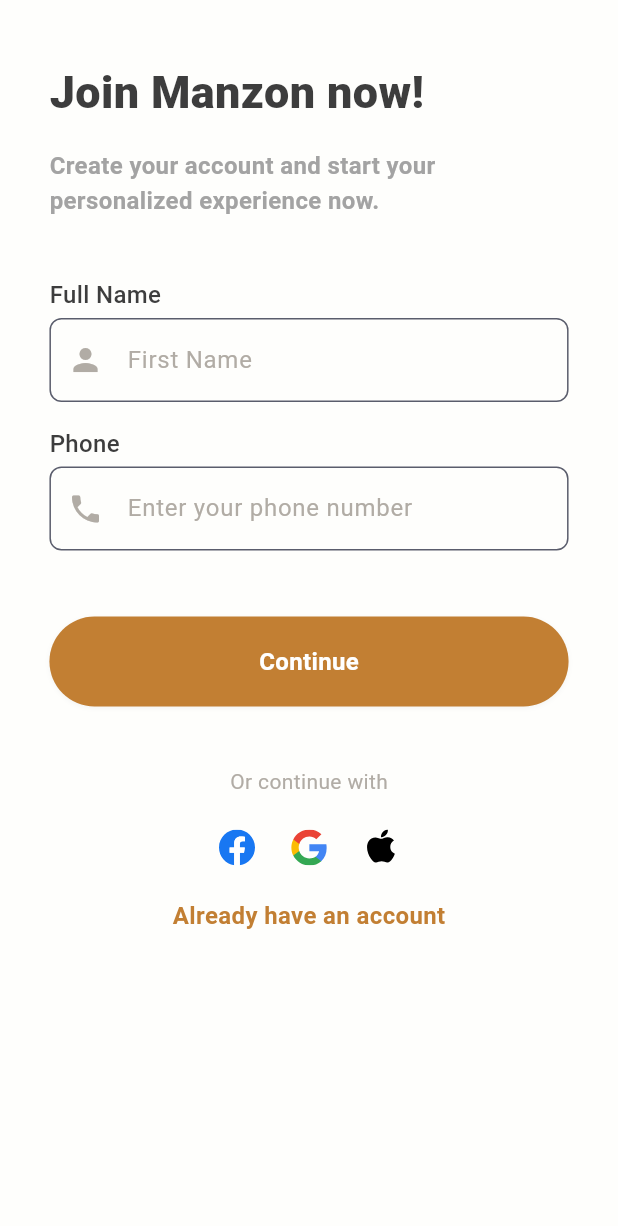
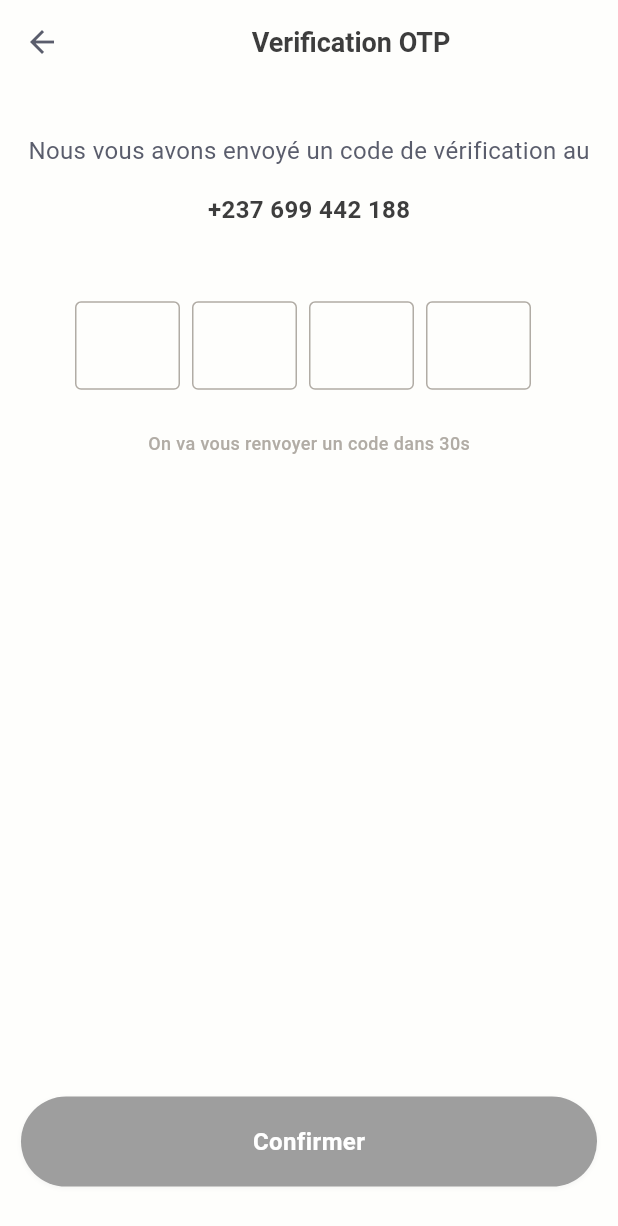
Before and after one commit to konnofuente/manzon, a Flutter app: the RegisterView screen opened by its route, after a tap on "Continue", on a phone screen of 412 x 824 dp. Shown: the top 1226 px of the screen. Run offline on Flutter 3.47's test engine with Material 3 defaults, Android fonts, the phone set to English and light mode, and no system bars; drawn by our look-alikes of flutter_otp_text_field; our stand-ins replace flutter_svg, get; Roboto replaces fonts that are missing (Rubik).

Commit message:
feat(app): #4 complete otp screen

```diff
--- a/lib/app/config/app_routes.dart
+++ b/lib/app/config/app_routes.dart
@@ -1,4 +1,5 @@
 import 'package:get/get.dart';
+import 'package:manzon/presentation/pages/auth/otp/otp_view.dart';
 import 'package:manzon/presentation/pages/splash/splash_view.dart';
 import 'package:manzon/presentation/pages/auth/login/login_view.dart';
 import 'package:manzon/presentation/utils/constants/app_route_names.dart';
@@ -13,5 +14,6 @@ class AppRoutes {
     GetPage(name: AppRouteNames.register, page: () => RegisterView()),
     GetPage(name: AppRouteNames.login, page: () => LoginView()),
     GetPage(name: AppRouteNames.userRole, page: () => UserRoleView()),
+    GetPage(name: AppRouteNames.otp, page: () => OTPView()),
   ];
 }
--- /dev/null
+++ b/lib/presentation/pages/auth/otp/otp_controller.dart
@@ -0,0 +1,36 @@
+import 'package:get/get.dart';
+
+class OTPController extends GetxController {
+  var otp = ''.obs;
+  var isButtonEnabled = false.obs;
+  var remainingTime = 30.obs;
+
+  void setOTP(String otp) {
+    this.otp.value = otp;
+    isButtonEnabled.value = otp.length == 4;
+  }
+
+  void verifyOTP() {
+    if (otp.value.length == 4) {
+      // Add OTP verification logic here
+      print('OTP Verified: ${otp.value}');
+    } else {
+      print('Invalid OTP');
+    }
+  }
+
+  @override
+  void onInit() {
+    super.onInit();
+    startTimer();
+  }
+
+  void startTimer() {
+    remainingTime.value = 30;
+    ever(remainingTime, (_) {
+      if (remainingTime.value > 0) {
+        remainingTime.value--;
+      }
+    });
+  }
+}
--- /dev/null
+++ b/lib/presentation/pages/auth/otp/otp_view.dart
@@ -0,0 +1,100 @@
+import 'package:get/get.dart';
+import 'package:flutter/material.dart';
+import '../../../utils/enums/export_enums.dart';
+import 'package:manzon/presentation/utils/screen_util.dart';
+import 'package:manzon/presentation/utils/theme/app_colors.dart';
+import 'package:manzon/presentation/utils/theme/style_manager.dart';
+import 'package:flutter_otp_text_field/flutter_otp_text_field.dart';
+import 'package:manzon/presentation/pages/auth/otp/otp_controller.dart';
+import 'package:manzon/presentation/widgets/buttons/default_button.dart';
+import 'package:manzon/presentation/utils/theme/export_theme_manager.dart';
+
+class OTPView extends StatefulWidget {
+  @override
+  State<OTPView> createState() => _OTPViewState();
+}
+
+class _OTPViewState extends State<OTPView> {
+  @override
+  Widget build(BuildContext context) {
+    final OTPController controller = Get.put(OTPController());
+    final double verticalPadding = ScreenSize.screenHeight * 0.02;
+
+    return Scaffold(
+      appBar: AppBar(
+        title: Container(
+            alignment: Alignment.center,
+            child: Text('Verification OTP',
+                style: getSemiBoldStyle(
+                    fontSize: FontSize.s18, color: AppColors.blackNormal))),
+        leading: IconButton(
+          icon: Icon(
+            Icons.arrow_back,
+            size: AppSize.s24,
+          ),
+          onPressed: () => Get.back(),
+        ),
+      ),
+      body: Padding(
+        padding: EdgeInsets.symmetric(horizontal: ScreenSize.horizontalPadding),
+        child: Column(
+          crossAxisAlignment: CrossAxisAlignment.center,
+          children: [
+            SizedBox(height: verticalPadding * 2),
+            Text(
+              'Nous vous avons envoyé un code de vérification au',
+              style: getRegularStyle(
+                  fontSize: 16, color: AppColors.fontLightSecondary),
+            ),
+            SizedBox(height: verticalPadding),
+            Text(
+              '+237 699 442 188',
+              style: getBoldStyle(fontSize: 16, color: AppColors.blackNormal),
+            ),
+            SizedBox(height: verticalPadding * 3),
+            OtpTextField(
+              fieldHeight: AppSize.s70,
+              fieldWidth: AppSize.s70,
+              textStyle: getSemiBoldStyle(
+                  fontSize: FontSize.s18, color: AppColors.fontLightPrimary),
+              numberOfFields: 4,
+              enabledBorderColor: AppColors.fontLightDisabled,
+              borderColor: AppColors.primaryNormal,
+              focusedBorderColor: AppColors.primaryNormal,
+              borderWidth: 1,
+              showFieldAsBox: true,
+              onCodeChanged: (String code) {},
+              onSubmit: (String verificationCode) {
+                controller.setOTP(verificationCode);
+              },
+            ),
+            SizedBox(height: 16),
+            Center(
+              child: Obx(() => Text(
+                    'On va vous renvoyer un code dans ${controller.remainingTime.value}s',
+                    style: getMediumStyle(color: AppColors.fontLightDisabled),
+                  )),
+            ),
+            Spacer(),
+            Obx(() => DefaultButton(
+                  onTap: controller.isButtonEnabled.value
+                      ? controller.verifyOTP
+                      : null,
+                  backgroundColor: controller.isButtonEnabled.value
+                      ? AppColors.primaryNormal
+                      : AppColors.fontLightDisabled,
+                  status: controller.isButtonEnabled.value
+                      ? ButtonState.enable
+                      : ButtonState.disable,
+                  text: 'Confirmer',
+                  width: double.infinity,
+                  fontWeight: FontWeight.w600,
+                  borderRadius: 50.0,
+                )),
+            SizedBox(height: verticalPadding * 2),
+          ],
+        ),
+      ),
+    );
+  }
+}
--- a/lib/presentation/pages/auth/register/register_controller.dart
+++ b/lib/presentation/pages/auth/register/register_controller.dart
@@ -1,6 +1,7 @@
 import 'register_state.dart';
 import 'package:get/get.dart';
 import 'package:flutter/material.dart';
+import 'package:manzon/presentation/utils/constants/app_route_names.dart';
 
 class RegisterController extends GetxController {
   final RegisterState state = RegisterState();
@@ -26,6 +27,7 @@ class RegisterController extends GetxController {
     // Add your register logic here
     print('Full Name: ${state.fullName.value}');
     print('Phone Number: ${state.phoneNumber.value}');
+    Get.toNamed(AppRouteNames.otp);
   }
 
   @override
--- a/lib/presentation/pages/auth/register/register_view.dart
+++ b/lib/presentation/pages/auth/register/register_view.dart
@@ -1,5 +1,4 @@
 import 'package:get/get.dart';
-import 'package:flutter_svg/svg.dart';
 import 'package:flutter/material.dart';
 import 'package:manzon/presentation/utils/screen_util.dart';
 import 'package:manzon/presentation/utils/theme/app_colors.dart';
@@ -28,43 +27,34 @@ class _RegisterViewState extends State<RegisterView> {
         padding: EdgeInsets.symmetric(horizontal: horizontalPadding),
         child: SingleChildScrollView(
           child: Column(
-            crossAxisAlignment: CrossAxisAlignment.start,
+            crossAxisAlignment: CrossAxisAlignment.center,
             children: [
-              SizedBox(height: verticalPadding),
+              SizedBox(height: verticalPadding * 2),
               Text(
-                'join_manzon_now'.tr,
+                'create_account'.tr,
                 style: getBlackStyle(
                   color: AppColors.blackNormal,
                   fontSize: FontSize.s30,
                 ),
               ),
               SizedBox(height: AppSize.s16),
-              Text(
-                "create_account_experience".tr,
-                style: getSemiBoldStyle(
-                  color: AppColors.grayNormal,
-                  fontSize: FontSize.s16,
-                ),
-              ),
               SizedBox(height: verticalPadding),
               TextFieldWidget(
-                labelText: "full_name".tr,
                 hintText: "first_name".tr,
                 prefixIcon: Icons.person,
                 controller: controller.fullNameController,
-                height: 60,
+                height: 70,
                 isPassword: false,
                 keyboardType: TextInputType.text,
                 readOnly: false,
               ),
               SizedBox(height: AppSize.s12),
               TextFieldWidget(
-                labelText: "phone".tr,
                 hintText: "enter_phone_number".tr,
                 prefixIcon: Icons.phone,
                 controller: controller.phoneNumberController,
                 validator: FormValidators.validatePhoneNumber,
-                height: 60,
+                height: 70,
                 isPassword: false,
                 keyboardType: TextInputType.phone,
                 readOnly: false,
@@ -82,38 +72,6 @@ class _RegisterViewState extends State<RegisterView> {
               SizedBox(height: verticalPadding),
               Center(
                 child: Text(
-                  "or_continue_with".tr,
-                  style: getRegularStyle(
-                    color: AppColors.fontLightDisabled,
-                    fontSize: FontSize.s14,
-                  ),
-                ),
-              ),
-              SizedBox(height: AppSize.s10),
-              Row(
-                mainAxisAlignment: MainAxisAlignment.center,
-                children: [
-                  IconButton(
-                    icon: SvgPicture.asset(IconAssets.facebookIcon),
-                    onPressed: () => print('Facebook Pressed'),
-                  ),
-                  IconButton(
-                    icon: SvgPicture.asset(
-                      IconAssets.googleIcon,
-                    ),
-                    onPressed: () => print('Google Pressed'),
-                  ),
-                  IconButton(
-                    icon: SvgPicture.asset(
-                      IconAssets.appleIcon,
-                    ),
-                    onPressed: () => print('Apple Pressed'),
-                  ),
-                ],
-              ),
-              SizedBox(height: AppSize.s10),
-              Center(
-                child: Text(
                   "already_have_an_account".tr,
                   style: getBoldStyle(
                     color: AppColors.primaryNormal,
--- a/lib/presentation/utils/constants/app_route_names.dart
+++ b/lib/presentation/utils/constants/app_route_names.dart
@@ -5,4 +5,5 @@ class AppRouteNames {
   static const String register = '/register';
   static const String login = '/login';
   static const String userRole = '/userRole';
+  static const String otp = '/otp';
 }
--- a/lib/presentation/utils/constants/value_manager.dart
+++ b/lib/presentation/utils/constants/value_manager.dart
@@ -28,11 +28,13 @@ class AppSize {
   static const double s16 = 16.0;
   static const double s18 = 18.0;
   static const double s20 = 20.0;
+  static const double s24 = 24.0;
   static const double s28 = 28.0;
   static const double s32 = 32.0;
   static const double s40 = 40;
   static const double s60 = 60.0;
   static const double s65 = 65.0;
+  static const double s70 = 70.0;
   static const double s100 = 100.0;
 
   static const double buttonHeight = 60.0;
--- a/lib/presentation/utils/lang/en.json
+++ b/lib/presentation/utils/lang/en.json
@@ -14,6 +14,7 @@
 
 
   "join_manzon_now": "Join Manzon now!",
+  "create_account": "Create Account",
   "create_account_experience": "Create your account and start your personalized experience now.",
   "full_name": "Full Name",
   "first_name": "First Name",
--- a/lib/presentation/utils/lang/fr.json
+++ b/lib/presentation/utils/lang/fr.json
@@ -14,6 +14,7 @@
 
 
     "join_manzon_now": "Rejoignez Manzon dès maintenant !",
+    "create_account": "Creer un compte",
     "create_account_experience": "Creez votre compte et Commencez votre expérience personnalisée maintenant.",
     "full_name": "Full Name",
   "first_name": "First Name",
--- a/lib/presentation/widgets/text_field_widget.dart
+++ b/lib/presentation/widgets/text_field_widget.dart
@@ -29,7 +29,7 @@ class TextFieldWidget extends StatefulWidget {
     this.readOnly = false,
     this.isPassword = false,
     this.keyboardType = TextInputType.text,
-    this.height = 80.0,
+    this.height = 100.0,
     this.validator,
     this.suffixIcon,
     this.borderRadius = 8.0,
@@ -99,7 +99,7 @@ class _TextFieldWidgetState extends State<TextFieldWidget> {
                 borderRadius: BorderRadius.circular(widget.borderRadius),
                 borderSide: BorderSide(color: Colors.red),
               ),
-              contentPadding: EdgeInsets.symmetric(vertical: 16, horizontal: 16),
+              contentPadding: EdgeInsets.symmetric(vertical: 24, horizontal: 12),
               suffixIcon: widget.isPassword
                   ? IconButton(
                       icon: Icon(_obscureText ? Icons.visibility : Icons.visibility_off, color: AppColors.fontLightDisabled),
--- a/pubspec.yaml
+++ b/pubspec.yaml
@@ -37,6 +37,7 @@ dependencies:
   cupertino_icons: ^1.0.6
   get: ^4.6.6
   flutter_svg: ^2.0.10+1
+  flutter_otp_text_field: ^1.1.3+2
 
 dev_dependencies:
   flutter_test:
```
Also changed, not shown: pubspec.lock.
